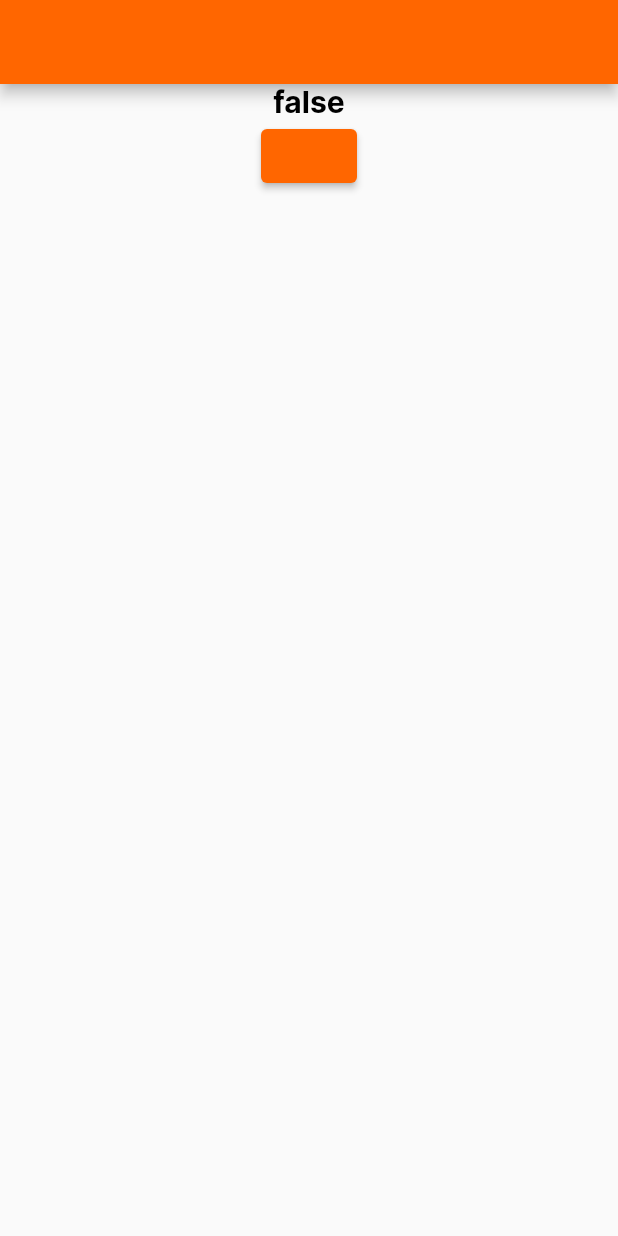
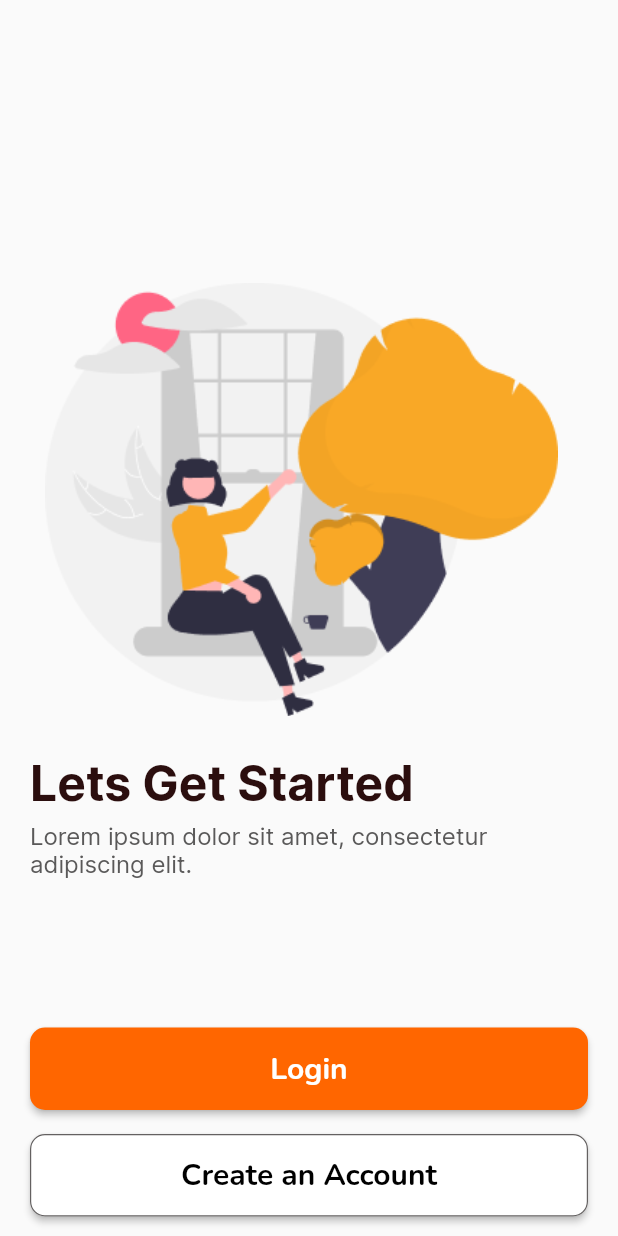
Before and after one commit to OHany1999/orangeApplication, a Flutter app: the screen it shows after launch, on a phone screen of 412 x 824 dp. Run offline on Flutter 3.47's test engine with Material 2 defaults, Android fonts, the phone set to English and light mode, and no system bars.

Commit message:
Login_Screen

```diff
--- a/lib/main.dart
+++ b/lib/main.dart
@@ -1,6 +1,8 @@
 import 'package:flutter/material.dart';
 import 'package:orange_course/screen/onBoarding/onBoarding.dart';
 import 'package:orange_course/shared/colors/my_theme.dart';
+
+import 'screen/login/login.dart';
 
 void main() {
   runApp(MyApp());
@@ -11,10 +13,11 @@ class MyApp extends StatelessWidget {
   Widget build(BuildContext context) {
     return MaterialApp(
       debugShowCheckedModeBanner: false,
-      theme: MyTheme.liteTheme,
-      initialRoute: OnBoardingScreen.routeName,
+      theme: MyTheme.lightTheme,
+      initialRoute: LoginScreen.routeName,
       routes: {
         OnBoardingScreen.routeName: (context) => OnBoardingScreen(),
+        LoginScreen.routeName: (context) => LoginScreen()
       },
     );
   }
--- a/lib/screen/login/login.dart
+++ b/lib/screen/login/login.dart
@@ -0,0 +1,85 @@
+import 'package:flutter/material.dart';
+
+import '../../shared/components/buttons.dart';
+
+// ignore: use_key_in_widget_constructors
+class LoginScreen extends StatelessWidget {
+  static const String routeName = 'login';
+
+  @override
+  Widget build(BuildContext context) {
+    return Scaffold(
+      body: Padding(
+        padding: const EdgeInsets.all(20.0),
+        child: Column(
+          crossAxisAlignment: CrossAxisAlignment.start,
+          mainAxisAlignment: MainAxisAlignment.center,
+          children: [
+            Padding(
+              padding: const EdgeInsets.only(
+                top: 163,
+                left: 10.0,
+                right: 20.0,
+              ),
+              child: Image.asset(
+                'assets/images/welcome_image.png',
+                width: 355,
+                height: 300,
+              ),
+            ),
+            const SizedBox(
+              height: 20.0,
+            ),
+            const Text(
+              'Lets Get Started',
+              style: TextStyle(
+                color: Color(0xFF2B0E0E),
+                fontSize: 32.0,
+                fontFamily: 'Inter',
+                fontWeight: FontWeight.w700,
+              ),
+            ),
+            const SizedBox(
+              height: 5.0,
+            ),
+            const Text(
+              'Lorem ipsum dolor sit amet, consectetur adipiscing elit.',
+              style: TextStyle(
+                color: Color(0xFF5A5959),
+                fontSize: 16.0,
+                fontFamily: 'Inter',
+                fontWeight: FontWeight.w400,
+              ),
+            ),
+            const SizedBox(
+              height: 100.0,
+            ),
+            Button(
+              text: 'Login',
+              defaultButtonBorderStyle: BorderStyle.none,
+              onPress: () {},
+              defaultFontFamily: 'Nunito',
+              child: const SizedBox(),
+              // text: 'Login',
+            ),
+            const SizedBox(
+              height: 16.0,
+            ),
+            Button(
+                text: 'Create an Account',
+                onPress: () {},
+                defaultButtonColor: Colors.white,
+                defaultTextColor: Colors.black,
+                defaultFontFamily: 'Nunito',
+                defaultFontWeight: FontWeight.w700,
+                defaultFontSize: 20.0,
+                defaultButtonBorderColor: Colors.blueAccent,
+                defaultButtonBorderStyle: BorderStyle.solid,
+                // text: 'Create an Account',
+                child: const SizedBox()),
+          ],
+        ),
+      ),
+    );
+  }
+}
--- a/lib/screen/onBoarding/onBoarding.dart
+++ b/lib/screen/onBoarding/onBoarding.dart
@@ -32,10 +32,6 @@ class OnBoardingScreen extends StatelessWidget {
                             fontFamily: 'Inter',
                             fontWeight: FontWeight.w700),
                       ),
-                Button(
-                  buttonText: 'Login',
-                  onPress: () {},
-                ),
               ],
             ),
           ),
--- a/lib/shared/colors/const_color.dart
+++ b/lib/shared/colors/const_color.dart
@@ -1,3 +1,4 @@
 import 'package:flutter/material.dart';
 
-Color orange = Color(0xffFF6600);
+const Color orange = Color(0xffFF6600);
+const Color borderColor = Color(0xFF646161);
--- a/lib/shared/colors/my_theme.dart
+++ b/lib/shared/colors/my_theme.dart
@@ -1,25 +1,34 @@
 import 'package:flutter/material.dart';
+import 'package:flutter/services.dart';
+import 'package:orange_course/shared/colors/const_color.dart';
 
-class MyTheme{
-
- static ThemeData liteTheme = ThemeData(
-   colorScheme: ColorScheme(
-       brightness: Brightness.light,
-       primary: Color.fromRGBO(255, 102, 0, 1.0),
-       onPrimary: Colors.transparent,
-       secondary: Colors.transparent,
-       onSecondary: Colors.transparent,
-       error: Colors.transparent,
-       onError: Colors.transparent,
-       background: Colors.transparent,
-       onBackground: Colors.transparent,
-       surface: Colors.transparent,
-       onSurface: Colors.transparent,
+class MyTheme {
+  static ThemeData lightTheme = ThemeData(
+    appBarTheme: const AppBarTheme(
+      backgroundColor: Colors.transparent,
+      elevation: 0.0,
+      centerTitle: true,
+      systemOverlayStyle: SystemUiOverlayStyle(
+        statusBarBrightness: Brightness.dark,
       ),
+    ),
+    // colorScheme: const ColorScheme(
+    //   brightness: Brightness.light,
+    //   primary: orange,
+    //   onPrimary: Colors.transparent,
+    //   secondary: Colors.transparent,
+    //   onSecondary: Colors.transparent,
+    //   error: Colors.transparent,
+    //   onError: Colors.transparent,
+    //   background: Colors.transparent,
+    //   onBackground: Colors.transparent,
+    //   surface: Colors.transparent,
+    //   onSurface: Colors.transparent,
+    // ),
   );
 
- static ThemeData darkTheme = ThemeData(
-   colorScheme: ColorScheme(
+  ThemeData darkTheme = ThemeData(
+    colorScheme: const ColorScheme(
       brightness: Brightness.dark,
       primary: Color.fromRGBO(255, 255, 266, 1.0),
       onPrimary: Colors.transparent,
@@ -33,6 +42,4 @@ class MyTheme{
       onSurface: Colors.transparent,
     ),
   );
-
-
 }
--- a/lib/shared/components/buttons.dart
+++ b/lib/shared/components/buttons.dart
@@ -1,24 +1,67 @@
 import 'package:flutter/material.dart';
-import 'package:flutter/src/widgets/framework.dart';
-import 'package:flutter/src/widgets/placeholder.dart';
+import 'package:orange_course/shared/colors/const_color.dart';
 
 class Button extends StatelessWidget {
-  String buttonText;
   void Function() onPress;
+  Widget child;
+  BorderStyle defaultButtonBorderStyle;
+  String? text;
+  Color defaultTextColor;
+  double defaultFontSize;
+  String defaultFontFamily;
+  FontWeight defaultFontWeight;
+  Color defaultButtonColor;
+  Color defaultButtonBorderColor;
+  double defaultBorderSideWidth;
+  double defaultButtonBorderRadius;
+  double buttonWidth;
+  double buttonHeight;
   Button({
-    required this.buttonText,
     required this.onPress,
+    required this.child,
+    required this.defaultButtonBorderStyle,
+    required this.text,
+    this.defaultTextColor = Colors.white,
+    this.defaultFontSize = 20.0,
+    this.defaultFontFamily = 'Inter',
+    this.defaultFontWeight = FontWeight.w700,
+    this.defaultButtonColor = orange,
+    this.defaultButtonBorderColor = borderColor,
+    this.defaultBorderSideWidth = 0.8,
+    this.defaultButtonBorderRadius = 10.0,
+    this.buttonWidth = 397.0,
+    this.buttonHeight = 55.0,
   });
+
   @override
   Widget build(BuildContext context) {
-    return ElevatedButton(
-      onPressed: onPress,
-      child: Text(buttonText),
-      style: ElevatedButton.styleFrom(
-          padding: EdgeInsets.symmetric(
-        horizontal: 0,
-        vertical: 0,
-      )),
+    return SizedBox(
+      width: buttonWidth,
+      height: buttonHeight,
+      child: ElevatedButton(
+        onPressed: onPress,
+        style: ButtonStyle(
+          backgroundColor: MaterialStateProperty.all(defaultButtonColor),
+          shape: MaterialStateProperty.all(RoundedRectangleBorder(
+              side: BorderSide(
+                style: defaultButtonBorderStyle,
+                color: borderColor,
+                width: defaultBorderSideWidth,
+              ),
+              borderRadius: BorderRadius.circular(
+                defaultButtonBorderRadius,
+              ))),
+        ),
+        child: Text(
+          text!,
+          style: TextStyle(
+            fontSize: defaultFontSize,
+            color: defaultTextColor,
+            fontFamily: defaultFontFamily,
+            fontWeight: defaultFontWeight,
+          ),
+        ),
+      ),
     );
   }
 }
```
Also changed, not shown: pubspec.yaml (+6 -7 lines). Lines whose indentation alone changed are shown as unchanged.
